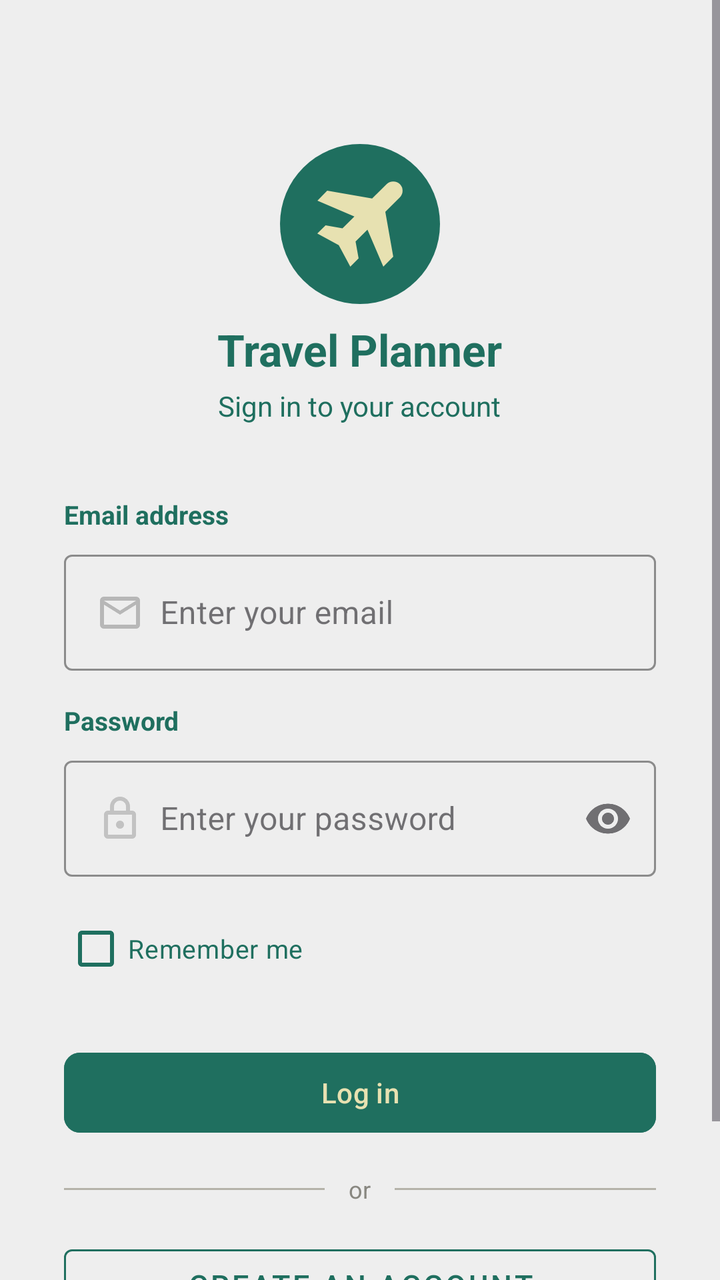
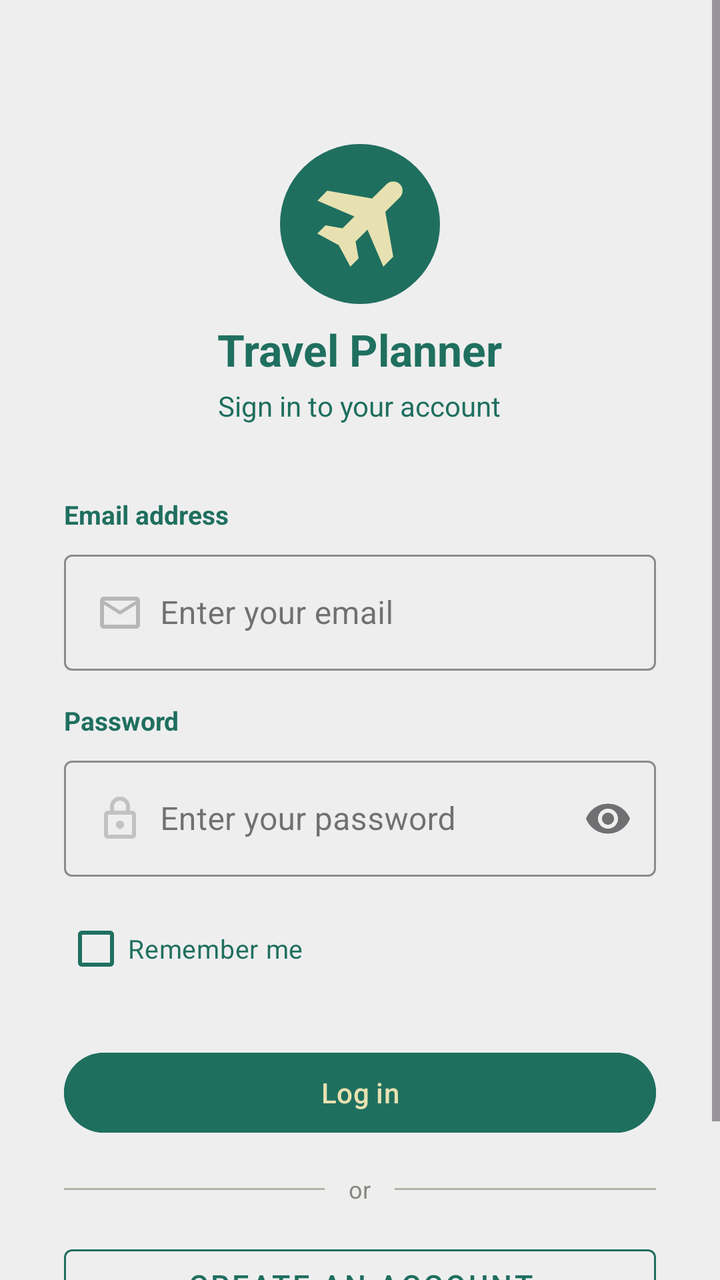

An Android layout rendered at two revisions. The XML below is the earlier revision; the diff shows what the commit changed to produce the second picture.
<!-- AndroidManifest.xml: application theme Theme._1212072_1212011_ENCS5150 -->
<!-- res/layout/activity_login.xml -->
<?xml version="1.0" encoding="utf-8"?>
<ScrollView xmlns:android="http://schemas.android.com/apk/res/android"
    xmlns:app="http://schemas.android.com/apk/res-auto"
    android:layout_width="match_parent"
    android:layout_height="match_parent"
    android:background="#EEEEEE"
    android:fillViewport="true">

    <LinearLayout
        android:layout_width="match_parent"
        android:layout_height="wrap_content"
        android:orientation="vertical"
        android:padding="32dp"
        android:gravity="center_horizontal">

        
        <ImageView
            android:layout_width="80dp"
            android:layout_height="80dp"
            android:layout_marginTop="40dp"
            android:layout_marginBottom="8dp"
            android:src="@drawable/ic_plane"
            android:background="@drawable/circle_green_bg"
            android:padding="12dp"
            android:contentDescription="App logo"
            app:tint="#E7E1B1" />

        
        <TextView
            android:layout_width="wrap_content"
            android:layout_height="wrap_content"
            android:layout_marginBottom="4dp"
            android:text="Travel Planner"
            android:textColor="#1F6F5F"
            android:textSize="22sp"
            android:textStyle="bold" />

        <TextView
            android:layout_width="wrap_content"
            android:layout_height="wrap_content"
            android:layout_marginBottom="36dp"
            android:text="Sign in to your account"
            android:textColor="#1F6F5F"
            android:textSize="14sp" />

        
        <TextView
            android:layout_width="match_parent"
            android:layout_height="wrap_content"
            android:layout_marginBottom="6dp"
            android:text="Email address"
            android:textColor="#1F6F5F"
            android:textSize="13sp"
            android:textStyle="bold" />

        
        <com.google.android.material.textfield.TextInputLayout
            android:id="@+id/emailLayout"
            style="@style/Widget.MaterialComponents.TextInputLayout.OutlinedBox"
            android:layout_width="match_parent"
            android:layout_height="wrap_content"
            android:layout_marginBottom="16dp"
            app:boxStrokeColor="#306D29"
            app:hintTextColor="#306D29">

            <com.google.android.material.textfield.TextInputEditText
                android:id="@+id/etEmail"
                android:layout_width="match_parent"
                android:layout_height="wrap_content"
                android:drawableStart="@drawable/mail"
                android:drawablePadding="8dp"
                android:hint="Enter your email"
                android:inputType="textEmailAddress"
                android:textColor="#1F6F5F" />
        </com.google.android.material.textfield.TextInputLayout>

        
        <TextView
            android:layout_width="match_parent"
            android:layout_height="wrap_content"
            android:layout_marginBottom="6dp"
            android:text="Password"
            android:textColor="#1F6F5F"
            android:textSize="13sp"
            android:textStyle="bold" />

        
        <com.google.android.material.textfield.TextInputLayout
            android:id="@+id/passwordLayout"
            style="@style/Widget.MaterialComponents.TextInputLayout.OutlinedBox"
            android:layout_width="match_parent"
            android:layout_height="wrap_content"
            android:layout_marginBottom="12dp"
            app:boxStrokeColor="#306D29"
            app:hintTextColor="#306D29"
            app:endIconMode="password_toggle">

            <com.google.android.material.textfield.TextInputEditText
                android:id="@+id/etPassword"
                android:layout_width="match_parent"
                android:layout_height="wrap_content"
                android:hint="Enter your password"
                android:inputType="textPassword"
                android:textColor="#0D530E"
                android:drawableStart="@drawable/lock"
                android:drawablePadding="8dp" />
        </com.google.android.material.textfield.TextInputLayout>

        
        <TextView
            android:id="@+id/tvError"
            android:layout_width="match_parent"
            android:layout_height="wrap_content"
            android:text=""
            android:textColor="#A32D2D"
            android:textSize="12sp"
            android:layout_marginBottom="12dp"
            android:visibility="gone" />

        
        <CheckBox
            android:id="@+id/cbRememberMe"
            android:layout_width="match_parent"
            android:layout_height="wrap_content"
            android:layout_marginBottom="24dp"
            android:buttonTint="#1F6F5F"
            android:text="Remember me"
            android:textColor="#1F6F5F"
            android:textSize="13sp" />

        
        <com.google.android.material.button.MaterialButton
            android:id="@+id/btnLogin"
            android:layout_width="match_parent"
            android:layout_height="48dp"
            android:layout_marginBottom="16dp"
            android:text="Log in"
            android:textColor="#E7E1B1"
            android:backgroundTint="#1F6F5F"
            app:cornerRadius="8dp" />

        
        <LinearLayout
            android:layout_width="match_parent"
            android:layout_height="wrap_content"
            android:orientation="horizontal"
            android:gravity="center_vertical"
            android:layout_marginBottom="16dp">

            <View
                android:layout_width="0dp"
                android:layout_height="1dp"
                android:layout_weight="1"
                android:background="#B4B2A9" />

            <TextView
                android:layout_width="wrap_content"
                android:layout_height="wrap_content"
                android:text="or"
                android:textColor="#888780"
                android:textSize="12sp"
                android:paddingStart="12dp"
                android:paddingEnd="12dp" />

            <View
                android:layout_width="0dp"
                android:layout_height="1dp"
                android:layout_weight="1"
                android:background="#B4B2A9" />
        </LinearLayout>

        
        <com.google.android.material.button.MaterialButton
            android:id="@+id/btnSignUp"
            style="@style/Widget.MaterialComponents.Button.OutlinedButton"
            android:layout_width="match_parent"
            android:layout_height="48dp"
            android:layout_marginBottom="32dp"
            app:strokeWidth="1dp"
            app:strokeColor="#1F6F5F"
            android:text="Create an account"
            android:textColor="#1F6F5F"
            android:textSize="15sp" />

    </LinearLayout>
</ScrollView>
<!-- resources referenced by this layout -->
<resources>
  <!-- drawable circle_green_bg (drawable) -->
  <?xml version="1.0" encoding="utf-8"?>
  <shape xmlns:android="http://schemas.android.com/apk/res/android"
      android:shape="oval">
      <solid android:color="#1F6F5F" />
  </shape>
  <!-- drawable ic_plane (drawable) -->
  <vector xmlns:android="http://schemas.android.com/apk/res/android"
      android:width="24dp"
      android:height="24dp"
      android:viewportWidth="960"
      android:viewportHeight="960">
    <path
        android:pathData="m397,845 l-99,-184 -184,-99 71,-70 145,25 102,-102 -317,-135 84,-86 385,68 124,-124q23,-23 57,-23t57,23q23,23 23,56.5T822,251L697,376l68,384 -85,85 -136,-317 -102,102 26,144 -71,71Z"
        android:fillColor="#B7B7B7"/>
  </vector>
  <!-- drawable lock (drawable) -->
  <vector xmlns:android="http://schemas.android.com/apk/res/android" android:alpha="0.8" android:height="24dp" android:viewportHeight="960" android:viewportWidth="960" android:width="24dp">
        
      <path android:fillColor="#B7B7B7" android:pathData="M240,880q-33,0 -56.5,-23.5T160,800v-400q0,-33 23.5,-56.5T240,320h40v-80q0,-83 58.5,-141.5T480,40q83,0 141.5,58.5T680,240v80h40q33,0 56.5,23.5T800,400v400q0,33 -23.5,56.5T720,880L240,880ZM240,800h480v-400L240,400v400ZM536.5,656.5Q560,633 560,600t-23.5,-56.5Q513,520 480,520t-56.5,23.5Q400,567 400,600t23.5,56.5Q447,680 480,680t56.5,-23.5ZM360,320h240v-80q0,-50 -35,-85t-85,-35q-50,0 -85,35t-35,85v80ZM240,800v-400,400Z"/>
      
  </vector>
  <!-- drawable mail (drawable) -->
  <vector xmlns:android="http://schemas.android.com/apk/res/android"
      android:width="24dp"
      android:height="24dp"
      android:viewportWidth="960"
      android:viewportHeight="960">
    <path
        android:pathData="M160,800q-33,0 -56.5,-23.5T80,720v-480q0,-33 23.5,-56.5T160,160h640q33,0 56.5,23.5T880,240v480q0,33 -23.5,56.5T800,800L160,800ZM480,520L160,320v400h640v-400L480,520ZM480,440 L800,240L160,240l320,200ZM160,320v-80,480 -400Z"
        android:fillColor="#B7B7B7"/>
  </vector>
  <style name="Theme._1212072_1212011_ENCS5150" parent="Base.Theme._1212072_1212011_ENCS5150" />
  <style name="Base.Theme._1212072_1212011_ENCS5150" parent="Theme.Material3.DayNight.NoActionBar">
          
          
      </style>
</resources>

<!-- the commit's change to res/layout/activity_login.xml (unified diff, before → after) -->
@@ -60,8 +60,8 @@
             android:layout_width="match_parent"
             android:layout_height="wrap_content"
             android:layout_marginBottom="16dp"
-            app:boxStrokeColor="#306D29"
-            app:hintTextColor="#306D29">
+            app:boxStrokeColor="#1F6F56"
+            app:hintTextColor="#1F6F56">
 
             <com.google.android.material.textfield.TextInputEditText
                 android:id="@+id/etEmail"
@@ -91,19 +91,19 @@
             android:layout_width="match_parent"
             android:layout_height="wrap_content"
             android:layout_marginBottom="12dp"
-            app:boxStrokeColor="#306D29"
-            app:hintTextColor="#306D29"
+            app:boxStrokeColor="#1F6F56"
+            app:hintTextColor="#1F6F56"
             app:endIconMode="password_toggle">
 
             <com.google.android.material.textfield.TextInputEditText
                 android:id="@+id/etPassword"
                 android:layout_width="match_parent"
                 android:layout_height="wrap_content"
+                android:drawableStart="@drawable/lock"
+                android:drawablePadding="8dp"
                 android:hint="Enter your password"
                 android:inputType="textPassword"
-                android:textColor="#0D530E"
-                android:drawableStart="@drawable/lock"
-                android:drawablePadding="8dp" />
+                android:textColor="#1F6F5F" />
         </com.google.android.material.textfield.TextInputLayout>
 
         
@@ -137,7 +137,7 @@
             android:text="Log in"
             android:textColor="#E7E1B1"
             android:backgroundTint="#1F6F5F"
-            app:cornerRadius="8dp" />
+             />
 
         
         <LinearLayout
